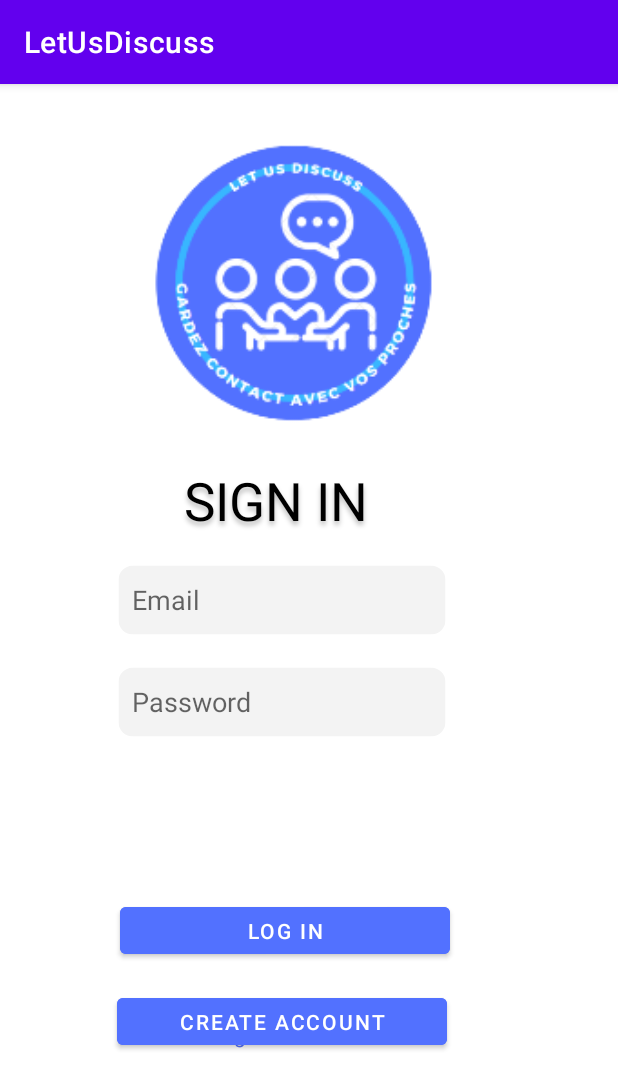
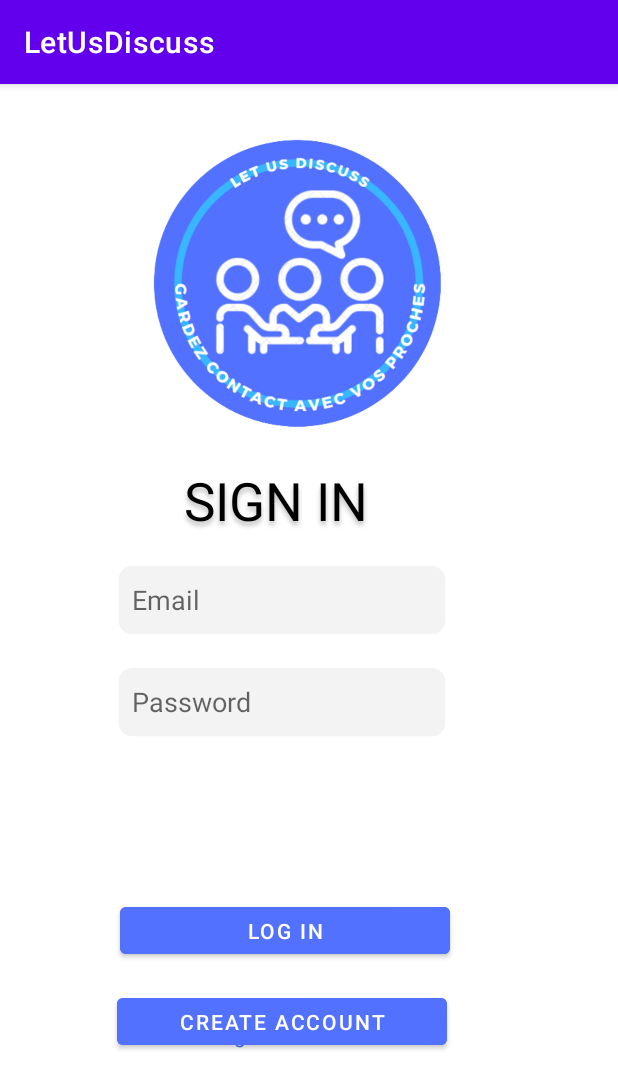
Before and after one commit to AnojanYogeswaran/LetUsDiscuss, an Android app: the screen it shows after launch (MainActivity), on a phone screen of 412 x 824 dp. Shown: the top 1089 px of the screen. Run offline under Robolectric (Android 15) with nearby library versions, the phone set to English and light mode, and no system bars; our stand-ins replace Firebase (no records; nobody signed in at launch, a user with empty details on screens opened directly).

Commit message:
initial commit

```diff
--- a/app/src/main/java/com/example/letus/MainActivity.java
+++ b/app/src/main/java/com/example/letus/MainActivity.java
@@ -9,20 +9,14 @@ import android.view.View;
 import android.widget.Button;
 import android.widget.EditText;
 import android.widget.Toast;
-
 import com.example.letus.fragments.ProfileFragment;
 import com.example.letus.fragments.SignInFragment;
-import com.example.letus.model.User;
 import com.google.android.gms.tasks.OnCompleteListener;
 import com.google.android.gms.tasks.Task;
 import com.google.firebase.auth.AuthResult;
 import com.google.firebase.auth.FirebaseAuth;
 import com.google.firebase.auth.FirebaseUser;
-import com.google.firebase.database.DataSnapshot;
-import com.google.firebase.database.DatabaseError;
-import com.google.firebase.database.DatabaseReference;
-import com.google.firebase.database.FirebaseDatabase;
-import com.google.firebase.database.ValueEventListener;
+
 
 public class MainActivity extends AppCompatActivity implements View.OnClickListener {
 
@@ -63,11 +57,12 @@ public class MainActivity extends AppCompatActivity implements View.OnClickListe
 }
 
     @Override
-    protected void onStart() {
+    public void onStart() {
         super.onStart();
+        // Check if user is signed in (non-null) and update UI accordingly.
         FirebaseUser user = nAuth.getCurrentUser();
-        if( user == null) {
-            startActivity(new Intent(MainActivity.this , MainActivity.class));
+        if(user != null){
+            user.reload();
         }
     }
 
--- a/app/src/main/res/layout/activity_main.xml
+++ b/app/src/main/res/layout/activity_main.xml
@@ -13,7 +13,7 @@
         android:layout_width="396dp"
         android:layout_height="196dp"
         android:layout_marginTop="35dp"
-        app:srcCompat="@mipmap/ic_letusdiscuss_foreground" />
+        app:srcCompat="@drawable/logo" />
 
     <TextView
         android:id="@+id/sign_in"
@@ -38,6 +38,7 @@
         android:layout_weight="1"
         android:background="@drawable/login"
         android:hint="Email"
+        android:inputType="textEmailAddress"
         android:padding="10dp"
         android:textColor="#A0A0A0" />
 
@@ -49,8 +50,10 @@
         android:layout_alignParentTop="true"
         android:layout_marginLeft="78dp"
         android:layout_marginTop="388dp"
+        android:layout_marginBottom="70dp"
         android:background="@drawable/login"
         android:hint="Password"
+        android:inputType="textPassword"
         android:padding="10dp"
         android:textColor="#A0A0A0" />
 
```
Also changed, not shown: app/src/main/res/drawable/logo.png (added).
